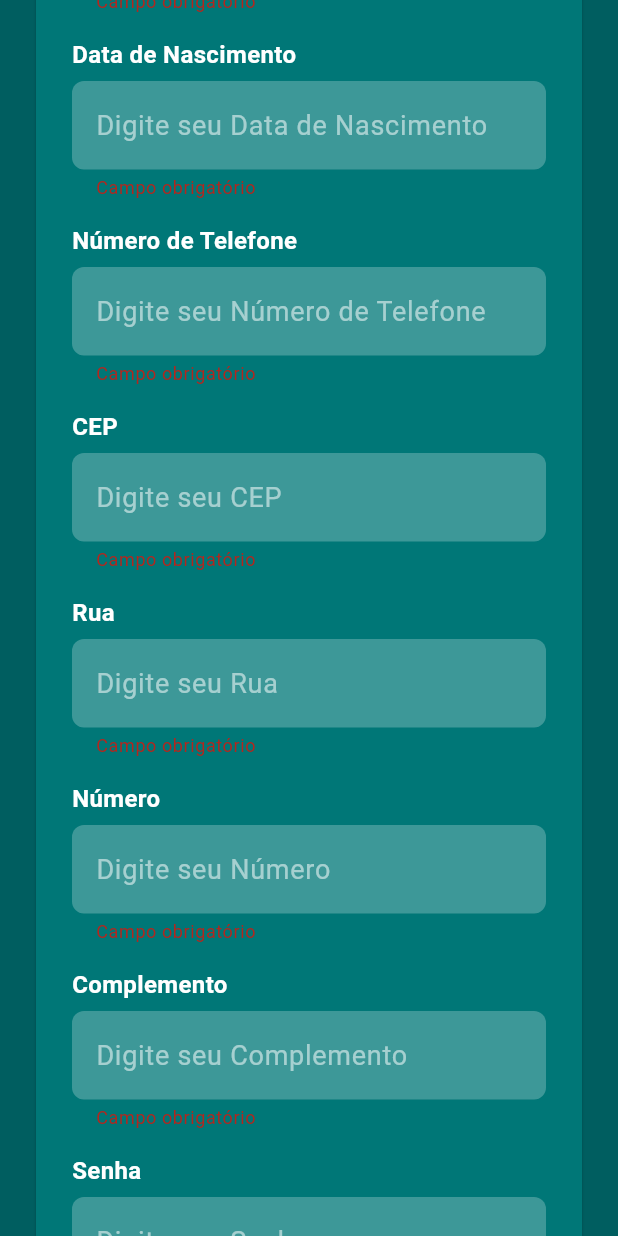
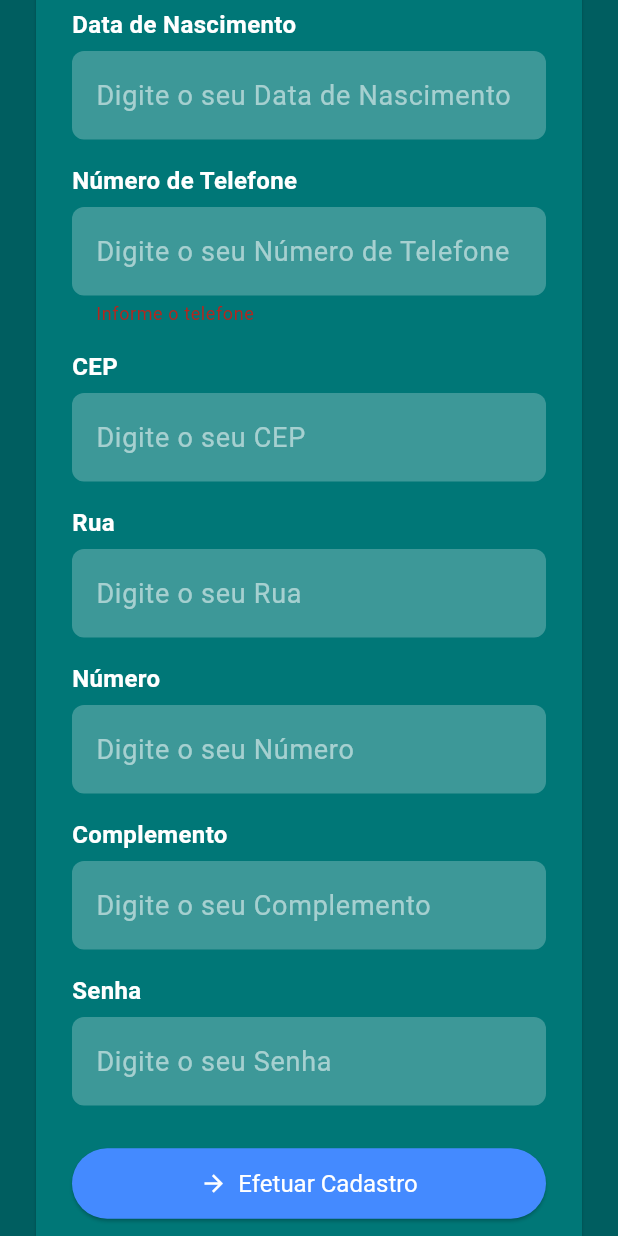
Before and after one commit to koikera/Vigilantia, a Flutter app: the CadastroPage screen opened by its route, scrolled down 481 dp, after a tap on "Efetuar Cadastro", on a phone screen of 412 x 824 dp. Run offline on Flutter 3.47's test engine with Material 3 defaults, Android fonts, the phone set to English and light mode, and no system bars; our stand-ins replace firebase_core, firebase_messaging, flutter_map, geolocator, get_it, go_router and 6 more; missing offline and left inert: dart:ffi; accounts and stored records are empty.

Commit message:
Melhorias de codigo, colocando componentes compartilhados

```diff
--- a/vigilantia_app/lib/presentation/pages/register/register_page.dart
+++ b/vigilantia_app/lib/presentation/pages/register/register_page.dart
@@ -1,6 +1,12 @@
 import 'package:flutter/material.dart';
+import 'package:flutter/services.dart';
+import 'package:go_router/go_router.dart';
 import 'package:http/http.dart' as http;
 import 'dart:convert';
+import 'package:mask_text_input_formatter/mask_text_input_formatter.dart';
+
+import 'package:vigilantia_app/shared/widgets/top_alert.dart';
+import 'package:vigilantia_app/shared/widgets/custom_text_field.dart';
 
 class CadastroPage extends StatefulWidget {
   const CadastroPage({super.key});
@@ -23,6 +29,23 @@ class _CadastroPageState extends State<CadastroPage> {
   final senhaController = TextEditingController();
   final municipioController = TextEditingController();
 
+  // Máscaras para os campos
+  final cpfMask = MaskTextInputFormatter(mask: '###.###.###-##', filter: {"#": RegExp(r'[0-9]')});
+  final telefoneMask = MaskTextInputFormatter(mask: '(##) #####-####', filter: {"#": RegExp(r'[0-9]')});
+  final cepMask = MaskTextInputFormatter(mask: '#####-###', filter: {"#": RegExp(r'[0-9]')});
+
+  String? _validateCPF(String? value) {
+    if (value == null || value.isEmpty) return 'Informe o CPF';
+    if (value.length != 14) return 'CPF deve conter 11 dígitos (com máscara)';
+    return null;
+  }
+
+  String? _validateTelefone(String? value) {
+    if (value == null || value.isEmpty) return 'Informe o telefone';
+    if (value.length < 14 || value.length > 15) return 'Número de telefone inválido';
+    return null;
+  }
+
   Future<void> buscarEndereco(String cep) async {
     final url = Uri.parse('https://viacep.com.br/ws/$cep/json/');
     final response = await http.get(url);
@@ -36,7 +59,7 @@ class _CadastroPageState extends State<CadastroPage> {
     }
   }
 
-  Future<void> efetuarCadastro() async {
+  Future<void> efetuarCadastro(BuildContext context) async {
     if (_formKey.currentState!.validate()) {
       final url = Uri.parse('http://10.0.2.2:3000/api/pessoa/create');
       final body = {
@@ -56,14 +79,20 @@ class _CadastroPageState extends State<CadastroPage> {
         headers: {'Content-Type': 'application/json'},
         body: json.encode(body),
       );
+      final data = jsonDecode(response.body);
+      if (response.statusCode == 201) {
+        TopAlert.showTopAlert(
+          context,
+          "Cadastro efetuado com sucesso!",
+          "success",
+        );
 
-      if (response.statusCode == 201) {
-        ScaffoldMessenger.of(context).showSnackBar(
-          const SnackBar(content: Text('Cadastro efetuado com sucesso!')),
-        );
+        context.go('/');
       } else {
-        ScaffoldMessenger.of(context).showSnackBar(
-          const SnackBar(content: Text('Erro ao cadastrar usuário.')),
+        TopAlert.showTopAlert(
+          context,
+          data['msg'],
+          "error",
         );
       }
     }
@@ -114,29 +143,50 @@ class _CadastroPageState extends State<CadastroPage> {
                     ),
                     const SizedBox(height: 20),
 
-                    _buildTextField(context, "CPF", cpfController),
-                    _buildTextField(context,"Nome Completo", nomeController),
-                    _buildTextField(context,"Data de Nascimento", dataNascimentoController,
+                    // Campos usando CustomTextField
+                    CustomTextField(
+                      label: "CPF",
+                      controller: cpfController,
+                      validator: _validateCPF,
+                      keyboardType: TextInputType.number,
+                      inputFormatters: [cpfMask],
+                    ),
+
+                    CustomTextField(label: "Nome Completo", controller: nomeController),
+                    CustomTextField(
+                      label: "Data de Nascimento",
+                      controller: dataNascimentoController,
                       readOnly: true,
-                      onChanged: (_) {},),
-                    _buildTextField(context, "Número de Telefone", telefoneController),
-                    _buildTextField(context,
-                      "CEP",
-                      cepController,
+                    ),
+                    CustomTextField(
+                      label: "Número de Telefone",
+                      controller: telefoneController,
+                      validator: _validateTelefone,
+                      keyboardType: TextInputType.number,
+                      inputFormatters: [telefoneMask],
+                    ),
+
+                    CustomTextField(
+                      label: "CEP",
+                      controller: cepController,
                       onChanged: (value) {
-                        if (value.length == 8) buscarEndereco(value);
+                        if (value.length == 9) buscarEndereco(value); // CEP com máscara
                       },
+                      inputFormatters: [cepMask],
                     ),
-                    _buildTextField(context, "Rua", ruaController, readOnly: true),
-                    _buildTextField(context, "Número", numeroController),
-                    _buildTextField(context, "Complemento", complementoController),
-                    _buildTextField(context, "Senha", senhaController, obscureText: true),
+                    CustomTextField(label: "Rua", controller: ruaController, readOnly: true),
+                    CustomTextField(label: "Número", controller: numeroController),
+                    CustomTextField(
+                      label: "Complemento",
+                      controller: complementoController,
+                    ),
+                    CustomTextField(label: "Senha", controller: senhaController, obscureText: true),
 
                     const SizedBox(height: 20),
                     SizedBox(
                       width: double.infinity,
                       child: ElevatedButton.icon(
-                        onPressed: efetuarCadastro,
+                        onPressed: () => efetuarCadastro(context),
                         icon: const Icon(Icons.arrow_forward),
                         label: const Text("Efetuar Cadastro"),
                         style: ElevatedButton.styleFrom(
@@ -161,77 +211,4 @@ class _CadastroPageState extends State<CadastroPage> {
       ),
     );
   }
-
-  Widget _buildTextField(
-    BuildContext context,
-    String label,
-    TextEditingController controller, {
-    bool obscureText = false,
-    bool readOnly = false,
-    Function(String)? onChanged,
-  }) {
-    return Padding(
-      padding: const EdgeInsets.symmetric(vertical: 8),
-      child: Column(
-        crossAxisAlignment: CrossAxisAlignment.start,
-        children: [
-          Text(
-            label,
-            style: const TextStyle(
-              color: Colors.white,
-              fontWeight: FontWeight.bold,
-            ),
-          ),
-          const SizedBox(height: 6),
-          TextFormField(
-            controller: controller,
-            obscureText: obscureText,
-            readOnly: readOnly,
-            onChanged: onChanged,
-            style: const TextStyle(color: Colors.white),
-            onTap: readOnly
-                ? () async {
-                    DateTime? pickedDate = await showDatePicker(
-                      context: context,
-                      initialDate: DateTime.now(),
-                      firstDate: DateTime(1900),
-                      lastDate: DateTime.now(),
-                      builder: (context, child) {
-                        return Theme(
-                          data: ThemeData.dark(),
-                          child: child!,
-                        );
-                      },
-                    );
-                    if (pickedDate != null) {
-                      String formattedDate =
-                          "${pickedDate.day.toString().padLeft(2, '0')}/"
-                          "${pickedDate.month.toString().padLeft(2, '0')}/"
-                          "${pickedDate.year}";
-                      controller.text = formattedDate;
-                    }
-                  }
-                : null,
-            decoration: InputDecoration(
-              hintText: 'Digite seu $label',
-              hintStyle: const TextStyle(color: Colors.white54),
-              filled: true,
-              fillColor: Colors.white24,
-              border: OutlineInputBorder(
-                borderRadius: BorderRadius.circular(8),
-                borderSide: BorderSide.none,
-              ),
-            ),
-            validator: (value) {
-              if (value == null || value.trim().isEmpty) {
-                return 'Campo obrigatório';
-              }
-              return null;
-            },
-          ),
-        ],
-      ),
-    );
-  }
-
 }
--- /dev/null
+++ b/vigilantia_app/lib/shared/widgets/custom_text_field.dart
@@ -0,0 +1,90 @@
+import 'package:flutter/material.dart';
+import 'package:flutter/services.dart';
+
+class CustomTextField extends StatelessWidget {
+  final String label;
+  final String? hintText;
+  final TextEditingController controller;
+  final bool obscureText;
+  final bool readOnly;
+  final String? Function(String?)? validator;
+  final void Function(String)? onChanged;
+  final List<TextInputFormatter>? inputFormatters;
+  final TextInputType? keyboardType;
+
+  const CustomTextField({
+    super.key,
+    required this.label,
+    required this.controller,
+    this.obscureText = false,
+    this.readOnly = false,
+    this.validator,
+    this.onChanged,
+    this.inputFormatters,
+    this.keyboardType,
+    this.hintText,
+  });
+
+  @override
+  Widget build(BuildContext context) {
+    return Padding(
+      padding: const EdgeInsets.symmetric(vertical: 8),
+      child: Column(
+        crossAxisAlignment: CrossAxisAlignment.start,
+        children: [
+          Text(
+            label,
+            style: const TextStyle(
+              color: Colors.white,
+              fontWeight: FontWeight.bold,
+            ),
+          ),
+          const SizedBox(height: 6),
+          TextFormField(
+            controller: controller,
+            obscureText: obscureText,
+            readOnly: readOnly,
+            onChanged: onChanged,
+            validator: validator,
+            inputFormatters: inputFormatters,
+            keyboardType: keyboardType,
+            style: const TextStyle(color: Colors.white),
+            onTap: readOnly && label == "Data de Nascimento"
+                ? () async {
+                    DateTime? pickedDate = await showDatePicker(
+                      context: context,
+                      initialDate: DateTime.now(),
+                      firstDate: DateTime(1900),
+                      lastDate: DateTime.now(),
+                      builder: (context, child) {
+                        return Theme(
+                          data: ThemeData.dark(),
+                          child: child!,
+                        );
+                      },
+                    );
+                    if (pickedDate != null) {
+                      String formattedDate =
+                          "${pickedDate.day.toString().padLeft(2, '0')}/"
+                          "${pickedDate.month.toString().padLeft(2, '0')}/"
+                          "${pickedDate.year}";
+                      controller.text = formattedDate;
+                    }
+                  }
+                : null,
+            decoration: InputDecoration(
+              hintText: hintText ??  "Digite o seu $label",
+              hintStyle: const TextStyle(color: Colors.white54),
+              filled: true,
+              fillColor: Colors.white24,
+              border: OutlineInputBorder(
+                borderRadius: BorderRadius.circular(8),
+                borderSide: BorderSide.none,
+              ),
+            ),
+          ),
+        ],
+      ),
+    );
+  }
+}
--- a/vigilantia_app/pubspec.yaml
+++ b/vigilantia_app/pubspec.yaml
@@ -46,6 +46,7 @@ dependencies:
   firebase_messaging: ^14.0.0
   jwt_decoder: ^2.0.1
   pin_code_fields: ^8.0.0
+  mask_text_input_formatter: ^2.2.0
 dev_dependencies:
   flutter_test:
     sdk: flutter
```
Also changed, not shown: vigilantia_app/lib/presentation/pages/home/home_page.dart (+5 -86 lines), vigilantia_app/lib/presentation/pages/login/login_page.dart (+16 -41 lines), vigilantia_app/lib/presentation/pages/reset_password/reset_password.dart (+13 -26 lines), vigilantia_app/lib/presentation/pages/verify_code/verify_code.dart (+24 -3 lines), vigilantia_app/lib/shared/widgets/custom_scaffold.dart (added, +99 -0 lines), vigilantia_app/pubspec.lock, 3 other files.
